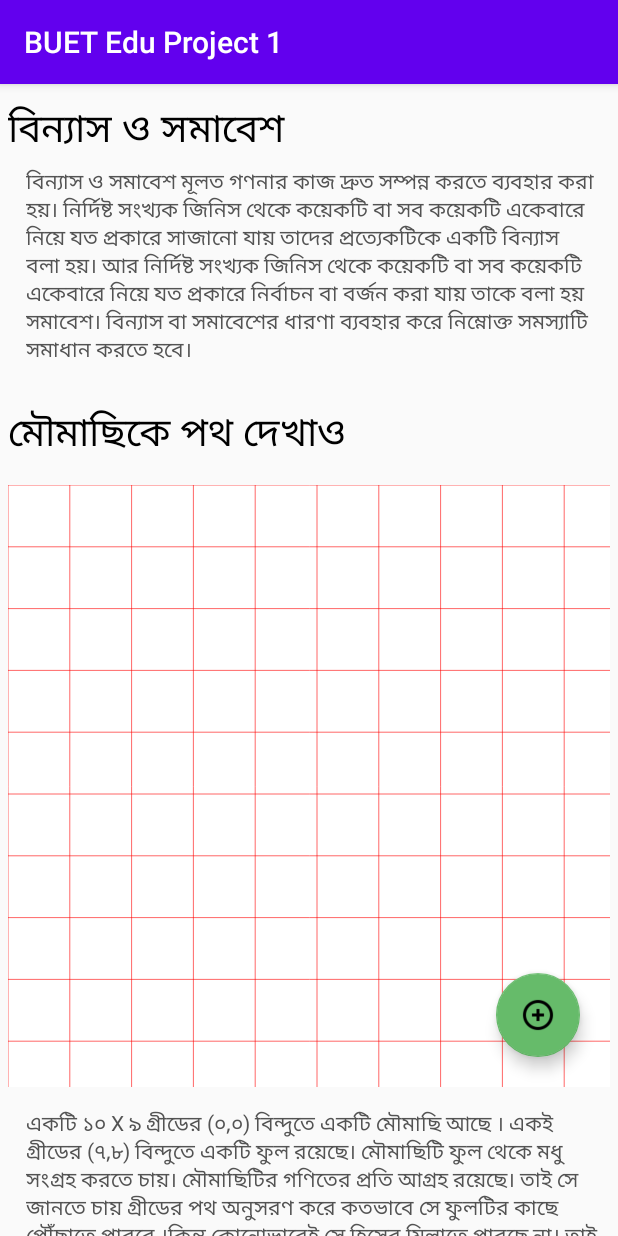
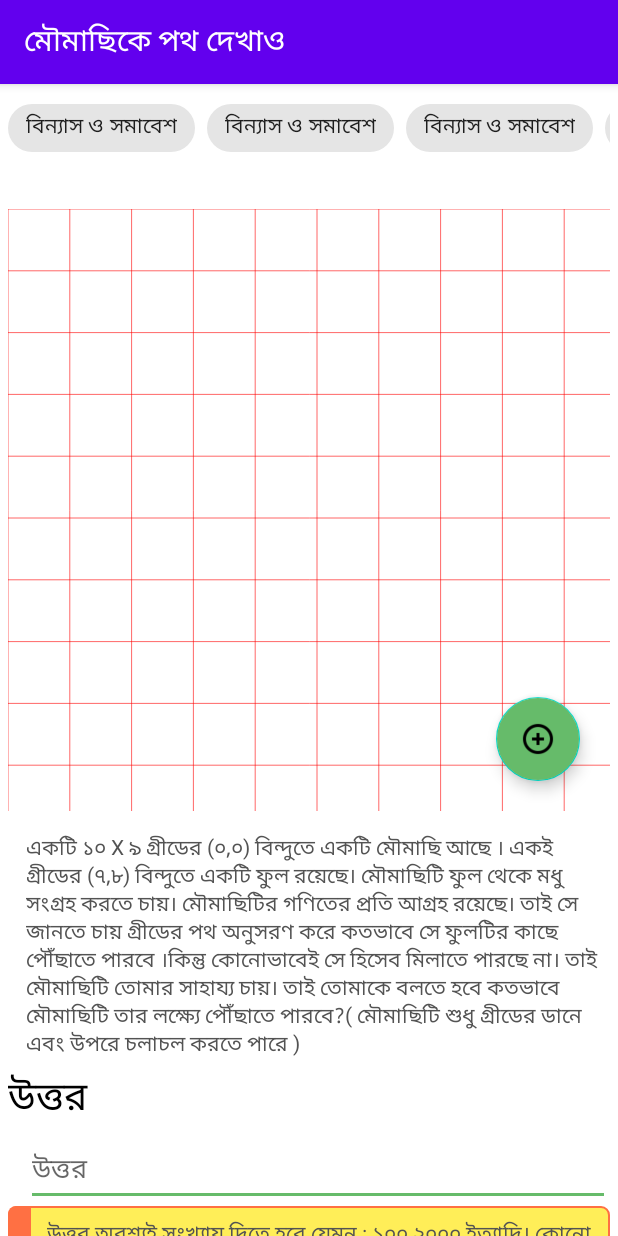
Before and after one commit to MJKSabit/BUET-Edu-Project-1, an Android app: the screen it shows after launch (MainActivity), on a phone screen of 412 x 824 dp. Run offline under Robolectric (Android 15) with nearby library versions, the phone set to English and light mode, and no system bars.

Commit message:
Added Chip as Tag

```diff
--- a/app/build.gradle
+++ b/app/build.gradle
@@ -6,7 +6,7 @@ android {
 
     defaultConfig {
         applicationId "github.mjksabit.bueteduproject"
-        minSdkVersion 16
+        minSdkVersion 21
         targetSdkVersion 29
         versionCode 1
         versionName "1.0"
--- a/app/src/main/java/github/mjksabit/bueteduproject/Graph/GraphView.java
+++ b/app/src/main/java/github/mjksabit/bueteduproject/Graph/GraphView.java
@@ -138,7 +138,7 @@ public class GraphView extends View implements GraphObject {
         currentObject = new Coin(true, unit, coinImages.get("1"), point);
         coins.add((Coin) currentObject);
         invalidate();
-        Toast.makeText(getContext(), point.toString(), Toast.LENGTH_SHORT).show();
+//        Toast.makeText(getContext(), point.toString(), Toast.LENGTH_SHORT).show();
     }
 
     public void addStick(float x, float y) {
@@ -154,7 +154,7 @@ public class GraphView extends View implements GraphObject {
         currentObject = new Stick(true, unit, start, end);
         sticks.add((Stick) currentObject);
         invalidate();
-        Toast.makeText(getContext(), getGridPoint.toString(), Toast.LENGTH_SHORT).show();
+//        Toast.makeText(getContext(), getGridPoint.toString(), Toast.LENGTH_SHORT).show();
     }
 
     @Override
--- a/app/src/main/java/github/mjksabit/bueteduproject/MainActivity.java
+++ b/app/src/main/java/github/mjksabit/bueteduproject/MainActivity.java
@@ -70,8 +70,8 @@ public class MainActivity extends AppCompatActivity {
             return false;
         });
 
-
-
+        String title = getResources().getString(R.string.title_placeholder);
+        getSupportActionBar().setTitle(title);
     }
 
     public void toggleAddFAB(View view) {
--- /dev/null
+++ b/app/src/main/res/drawable/button_background.xml
@@ -0,0 +1,27 @@
+<?xml version="1.0" encoding="utf-8"?>
+<selector xmlns:android="http://schemas.android.com/apk/res/android">
+    <item android:state_pressed="false" >
+        <layer-list>
+            <item android:gravity="fill">
+                <shape>
+                    <corners android:radius="5dp" />
+                    <gradient android:type="linear" android:centerX="0" android:centerY="0" android:angle="270"
+                        android:startColor="#1565C0" android:endColor="#00838F" />
+                    <stroke android:color="#283593" android:width="2dp" />
+                </shape>
+            </item>
+        </layer-list>
+    </item>
+    <item android:state_pressed="true" >
+        <layer-list>
+            <item android:gravity="fill">
+                <shape>
+                    <corners android:radius="5dp" />
+                    <gradient android:type="linear" android:centerX="0" android:centerY="0" android:angle="270"
+                        android:startColor="#283593" android:endColor="#1565C0" />
+                    <stroke android:color="#283593" android:width="2dp" />
+                </shape>
+            </item>
+        </layer-list>
+    </item>
+</selector>
--- /dev/null
+++ b/app/src/main/res/drawable/warning_background.xml
@@ -0,0 +1,18 @@
+<?xml version="1.0" encoding="utf-8"?>
+<layer-list xmlns:android="http://schemas.android.com/apk/res/android">
+    <item android:gravity="fill">
+        <shape android:shape="rectangle">
+            <solid android:color="#FFEE58" />
+            <stroke android:width="1dp" android:color="#FF7043" />
+            <corners android:radius="5dp" />
+        </shape>
+    </item>
+    <item android:gravity="left">
+        <shape android:shape="rectangle">
+            <size android:width="15dp" />
+            <solid android:color="#FF7043" />
+            <padding android:left="10dp" />
+            <corners android:bottomLeftRadius="5dp" android:topLeftRadius="5dp" />
+        </shape>
+    </item>
+</layer-list>
--- a/app/src/main/res/layout/activity_main.xml
+++ b/app/src/main/res/layout/activity_main.xml
@@ -14,17 +14,59 @@
     tools:context=".MainActivity"
     android:padding="5dp">
 
-    <TextView
+<!--    <TextView-->
+<!--        android:layout_width="match_parent"-->
+<!--        android:layout_height="wrap_content"-->
+<!--        android:text="@string/series_placeholder"-->
+<!--        style="@style/HeaderText" />-->
+
+    <HorizontalScrollView
         android:layout_width="match_parent"
-        android:layout_height="wrap_content"
-        android:text="@string/series_placeholder"
-        style="@style/HeaderText" />
+        android:layout_height="wrap_content">
 
-    <TextView
-        android:layout_width="match_parent"
-        android:layout_height="wrap_content"
-        android:text="@string/description_placeholder"
-        style="@style/ContentText"/>
+        <com.google.android.material.chip.ChipGroup
+            android:layout_width="match_parent"
+            android:layout_height="wrap_content"
+            android:fadeScrollbars="true"
+            android:fadingEdge="horizontal"
+            android:isScrollContainer="true"
+            app:singleLine="true"
+            android:id="@+id/tags"
+            >
+            <com.google.android.material.chip.Chip
+                android:layout_width="wrap_content"
+                android:layout_height="wrap_content"
+                android:text="@string/series_placeholder"
+                app:chipIconEnabled="false"
+                />
+            <com.google.android.material.chip.Chip
+                android:layout_width="wrap_content"
+                android:layout_height="wrap_content"
+                android:text="@string/series_placeholder"
+                app:chipIconEnabled="false"
+                />
+            <com.google.android.material.chip.Chip
+                android:layout_width="wrap_content"
+                android:layout_height="wrap_content"
+                android:text="@string/series_placeholder"
+                app:chipIconEnabled="false"
+                />
+            <com.google.android.material.chip.Chip
+                android:layout_width="wrap_content"
+                android:layout_height="wrap_content"
+                android:text="@string/series_placeholder"
+                app:chipIconEnabled="false"
+                />
+
+        </com.google.android.material.chip.ChipGroup>
+    </HorizontalScrollView>
+
+
+<!--    <TextView-->
+<!--        android:layout_width="match_parent"-->
+<!--        android:layout_height="wrap_content"-->
+<!--        android:text="@string/description_placeholder"-->
+<!--        style="@style/ContentText"/>-->
 
     <Space
         android:layout_width="match_parent"
@@ -32,11 +74,11 @@
         android:background="?android:listDivider"
         android:layout_marginVertical="10dp" />
 
-    <TextView
-        android:layout_width="match_parent"
-        android:layout_height="wrap_content"
-        android:text="@string/title_placeholder"
-        style="@style/HeaderText"/>
+<!--    <TextView-->
+<!--        android:layout_width="match_parent"-->
+<!--        android:layout_height="wrap_content"-->
+<!--        android:text="@string/title_placeholder"-->
+<!--        style="@style/HeaderText"/>-->
 
     <androidx.constraintlayout.widget.ConstraintLayout
         android:id="@+id/graph_holder"
@@ -90,6 +132,7 @@
             android:layout_margin="@dimen/fab_corner_margin"
             android:background="?android:attr/selectableItemBackground"
             android:clickable="true"
+            android:backgroundTint="#66BB6A"
             android:focusable="true"
             android:onClick="toggleAddFAB"
             android:scaleType="fitCenter"
@@ -119,7 +162,35 @@
         android:layout_width="match_parent"
         android:layout_height="wrap_content"
         style="@style/HeaderText"
-        android:text="Ans"/>
+        android:text="@string/answer_text"/>
+
+    <LinearLayout
+        android:layout_width="match_parent"
+        android:layout_height="wrap_content"
+        android:orientation="horizontal"
+        android:paddingLeft="@dimen/content_padding">
+
+        <EditText
+            android:layout_width="match_parent"
+            android:layout_height="wrap_content"
+            android:hint="@string/answer_text"
+            android:textSize="@dimen/ans_text" />
+
+    </LinearLayout>
+
+    <TextView
+        android:layout_width="match_parent"
+        android:layout_height="wrap_content"
+        style="@style/WarningText"
+        android:background="@drawable/warning_background"
+        android:id="@+id/answer_constrain"
+        android:text="@string/constrain_placeholder"/>
+
+    <Button
+        android:layout_width="match_parent"
+        android:layout_height="wrap_content"
+        android:text="Submit"
+        style="@style/Button" />
 
 </LinearLayout>
 </ScrollView>
--- /dev/null
+++ b/app/src/main/res/values-v21/styles.xml
@@ -0,0 +1,12 @@
+<?xml version="1.0" encoding="utf-8"?>
+<resources>
+
+    <style name="Button">
+        <item name="background">@drawable/button_background</item>
+        <item name="android:elevation">5dp</item>
+    </style>
+
+    <style name="Base.Widget.MaterialComponents.Chip.Choice">
+        <item name="backgroundTint">#66BB6A</item>
+    </style>
+</resources>
--- a/app/src/main/res/values/dimens.xml
+++ b/app/src/main/res/values/dimens.xml
@@ -11,4 +11,9 @@
 
     <dimen name="content_text">14sp</dimen>
     <dimen name="content_padding">12dp</dimen>
+
+    <dimen name="warning_v_padding">8dp</dimen>
+    <dimen name="warning_l_padding">26dp</dimen>
+
+    <dimen name="ans_text">18sp</dimen>
 </resources>
--- a/app/src/main/res/values/strings.xml
+++ b/app/src/main/res/values/strings.xml
@@ -4,4 +4,6 @@
     <string name="description_placeholder">বিন্যাস ও সমাবেশ মূলত গণনার কাজ দ্রুত সম্পন্ন করতে ব্যবহার করা হয়। নির্দিষ্ট সংখ্যক জিনিস থেকে কয়েকটি বা সব কয়েকটি একেবারে নিয়ে যত প্রকারে সাজানো যায় তাদের প্রত্যেকটিকে একটি বিন্যাস বলা হয়। আর নির্দিষ্ট সংখ্যক জিনিস থেকে কয়েকটি বা সব কয়েকটি একেবারে নিয়ে যত প্রকারে নির্বাচন বা বর্জন করা যায় তাকে বলা হয় সমাবেশ। বিন্যাস বা সমাবেশের ধারণা ব্যবহার করে নিম্নোক্ত সমস্যাটি সমাধান করতে হবে।</string>
     <string name="title_placeholder">মৌমাছিকে পথ দেখাও</string>
     <string name="statement_placeholder">একটি ১০ X ৯ গ্রীডের (০,০) বিন্দুতে একটি মৌমাছি আছে । একই গ্রীডের (৭,৮) বিন্দুতে একটি ফুল রয়েছে। মৌমাছিটি ফুল থেকে মধু সংগ্রহ করতে চায়। মৌমাছিটির গণিতের প্রতি আগ্রহ রয়েছে। তাই সে জানতে চায় গ্রীডের পথ অনুসরণ করে কতভাবে সে ফুলটির কাছে পৌঁছাতে পারবে ।কিন্তু কোনোভাবেই সে হিসেব মিলাতে পারছে না। তাই মৌমাছিটি তোমার সাহায্য চায়। তাই তোমাকে বলতে হবে কতভাবে মৌমাছিটি তার লক্ষ্যে পৌঁছাতে পারবে?( মৌমাছিটি শুধু গ্রীডের ডানে এবং উপরে চলাচল করতে পারে )</string>
+    <string name="answer_text">উত্তর</string>
+    <string name="constrain_placeholder">উত্তর অবশ্যই সংখ্যায় দিতে হবে যেমন : ১০০,২০০০ ইত্যাদি। কোনো অপারেটর যেমন ! ,P ,C ব্যবহার করা যাবে না ।</string>
 </resources>
--- a/app/src/main/res/values/styles.xml
+++ b/app/src/main/res/values/styles.xml
@@ -1,6 +1,6 @@
 <resources>
     <!-- Base application theme. -->
-    <style name="AppTheme" parent="Theme.AppCompat.Light.DarkActionBar">
+    <style name="AppTheme" parent="Theme.MaterialComponents.Light.DarkActionBar">
         <!-- Customize your theme here. -->
         <item name="colorPrimary">@color/colorPrimary</item>
         <item name="colorPrimaryDark">@color/colorPrimaryDark</item>
@@ -21,4 +21,15 @@
         <item name="android:textColor">@color/content_color</item>
     </style>
 
+    <style name="WarningText" parent="ContentText" >
+        <item name="background" >@drawable/warning_background</item>
+        <item name="android:paddingTop" >@dimen/warning_v_padding</item>
+        <item name="android:paddingBottom" >@dimen/warning_v_padding</item>
+        <item name="android:paddingLeft" >@dimen/warning_l_padding</item>
+    </style>
+
+    <style name="Button">
+        <item name="background">@drawable/button_background</item>
+    </style>
+
 </resources>
```
